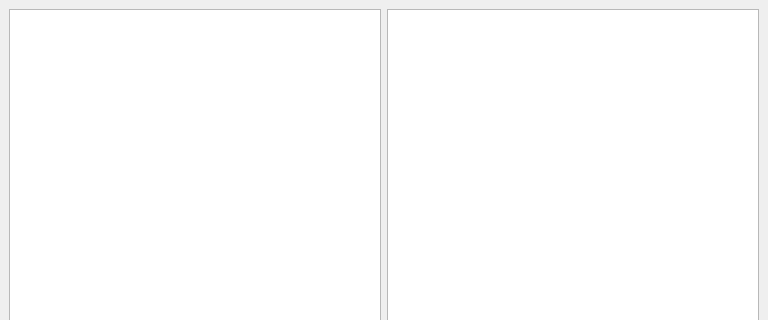
Old version of the form mainwindow.ui in the repository RoastedKaju/Qt-Markdown-Viewer; both pictures show x 0 to 768 and y 0 to 320 of the 768 by 573 pixel window.
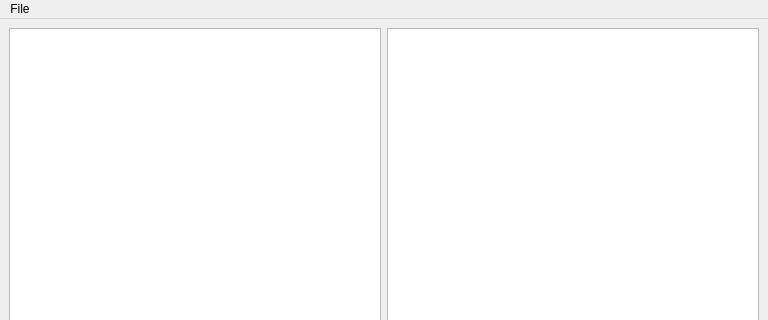
New version of the form.

Commit message: Add file opening action button

Diff of the .ui file:
```diff
--- a/mainwindow.ui
+++ b/mainwindow.ui
@@ -14,7 +14,7 @@
    <string>Markdown Viewer</string>
   </property>
   <widget class="QWidget" name="centralwidget">
-   <layout class="QHBoxLayout" name="horizontalLayout_2">
+   <layout class="QVBoxLayout" name="verticalLayout">
     <item>
      <layout class="QHBoxLayout" name="horizontalLayout">
       <item>
@@ -31,6 +31,28 @@
     </item>
    </layout>
   </widget>
+  <widget class="QMenuBar" name="menuBar">
+   <property name="geometry">
+    <rect>
+     <x>0</x>
+     <y>0</y>
+     <width>768</width>
+     <height>21</height>
+    </rect>
+   </property>
+   <widget class="QMenu" name="menuFile">
+    <property name="title">
+     <string>File</string>
+    </property>
+    <addaction name="actionOpen"/>
+   </widget>
+   <addaction name="menuFile"/>
+  </widget>
+  <action name="actionOpen">
+   <property name="text">
+    <string>Open</string>
+   </property>
+  </action>
  </widget>
  <resources/>
  <connections/>
```
The commit also changes 2 other files.
